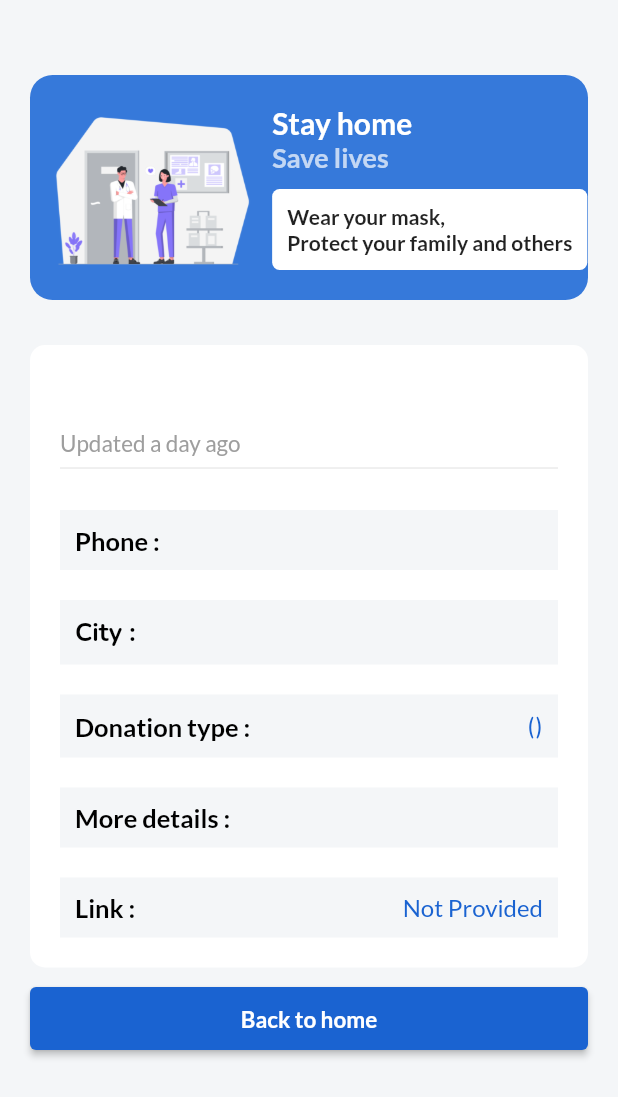
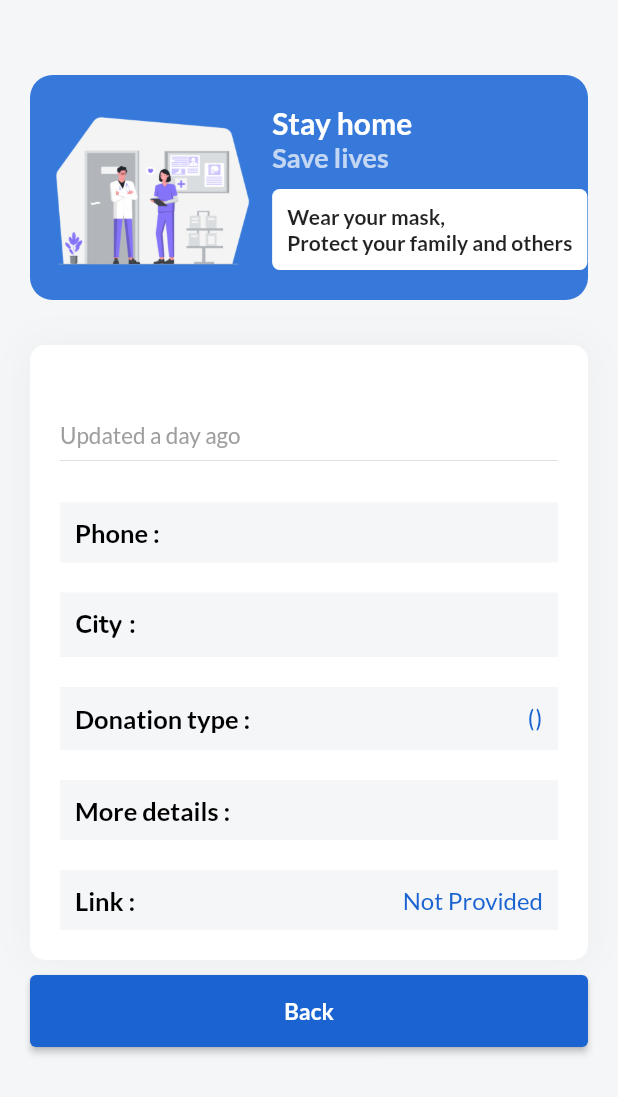
Before and after one commit to Ujjwal-here/Covid-help, a Flutter app: the Details screen opened directly with empty values, on a phone screen of 412 x 824 dp. Shown: the top 1097 px of the screen. Run offline on Flutter 3.47's test engine with Material 2 defaults, Android fonts, the phone set to English and light mode, and no system bars; our stand-ins replace cloud_firestore, csc_picker, equatable, firebase_auth, firebase_core, get and 2 more; missing offline and left inert: enum_to_string; accounts and stored records are empty.

Commit message:
button text change

```diff
--- a/lib/screens/details.dart
+++ b/lib/screens/details.dart
@@ -90,6 +90,10 @@ class Details extends StatelessWidget {
             decoration: BoxDecoration(
               color: Colors.white,
               borderRadius: BorderRadius.circular(10),
+              boxShadow: [
+                BoxShadow(
+                    color: Colors.grey[200], blurRadius: 20, spreadRadius: 2)
+              ],
             ),
             child: Column(
               crossAxisAlignment: CrossAxisAlignment.start,
@@ -107,7 +111,7 @@ class Details extends StatelessWidget {
                   ),
                 ),
                 Container(
-                  margin: EdgeInsets.only(top: 10),
+                  margin: EdgeInsets.only(top: 5),
                   child: Text(
                     "Updated a day ago",
                     style: GoogleFonts.lato(
@@ -286,10 +290,10 @@ class Details extends StatelessWidget {
               onPressed: () {
                 Navigator.pop(context);
               },
-              child: Text("Back to home"),
+              child: Text("Back"),
               style: ButtonStyle(
                 padding: MaterialStateProperty.all(
-                  EdgeInsets.all(12),
+                  EdgeInsets.all(15),
                 ),
                 backgroundColor: MaterialStateProperty.all(
                   Color.fromRGBO(26, 99, 209, 1),
--- a/lib/screens/form.dart
+++ b/lib/screens/form.dart
@@ -713,7 +713,7 @@ class _HelpFormState extends State<HelpForm> {
               onPressed: () {
                 Navigator.pop(context);
               },
-              child: Text("Back to home"),
+              child: Text("Back"),
               style: ButtonStyle(
                 padding: MaterialStateProperty.all(
                   EdgeInsets.all(12),
```
